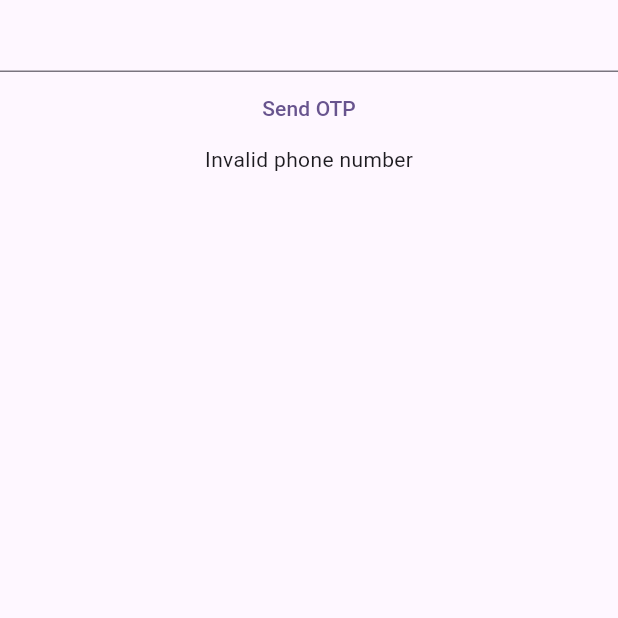
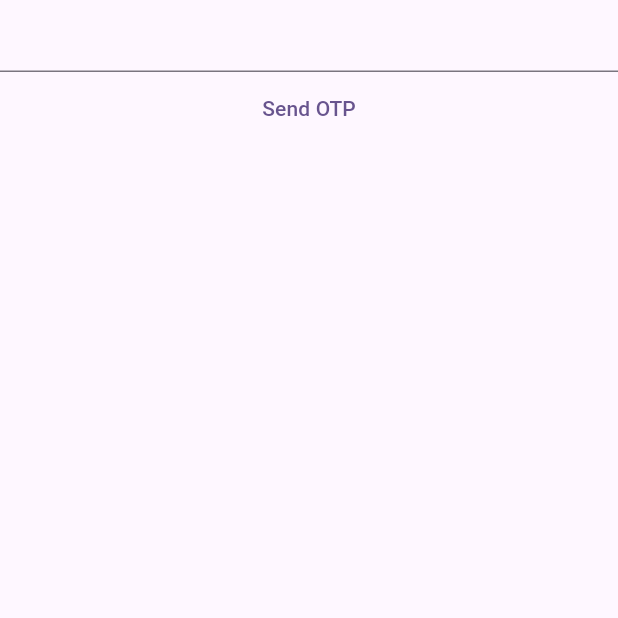
Before and after one commit to coregatekit/flutter_otpapp_getx, a Flutter app: the screen it shows after launch, on a phone screen of 412 x 824 dp, the top half of it. Run offline on Flutter 3.47's test engine with Material 3 defaults, Android fonts, the phone set to English and light mode, and no system bars; our stand-ins replace get.

Commit message:
Add test show error text

```diff
--- a/lib/phone_number_screen.dart
+++ b/lib/phone_number_screen.dart
@@ -25,7 +25,9 @@ class PhoneNumberScreen extends StatelessWidget {
                 controller.goToOtpScreen();
               },
             ),
-            const Text('Invalid phone number'),
+            controller.isError.value
+                ? const Text('Invalid phone number')
+                : const SizedBox.shrink(),
           ],
         ),
       ),
--- a/lib/phone_number_screen_controller.dart
+++ b/lib/phone_number_screen_controller.dart
@@ -1,8 +1,9 @@
-import 'package:get/get_state_manager/get_state_manager.dart';
-import 'package:get/route_manager.dart';
+import 'package:get/get.dart';
 import 'package:otp_app_getx/otp_screen.dart';
 
 class PhoneNumberScreenController extends GetxController {
+  RxBool isError = false.obs;
+
   void goToOtpScreen() {
     Get.to(const OtpScreen());
   }
```
Also changed, not shown: 1 other file.
